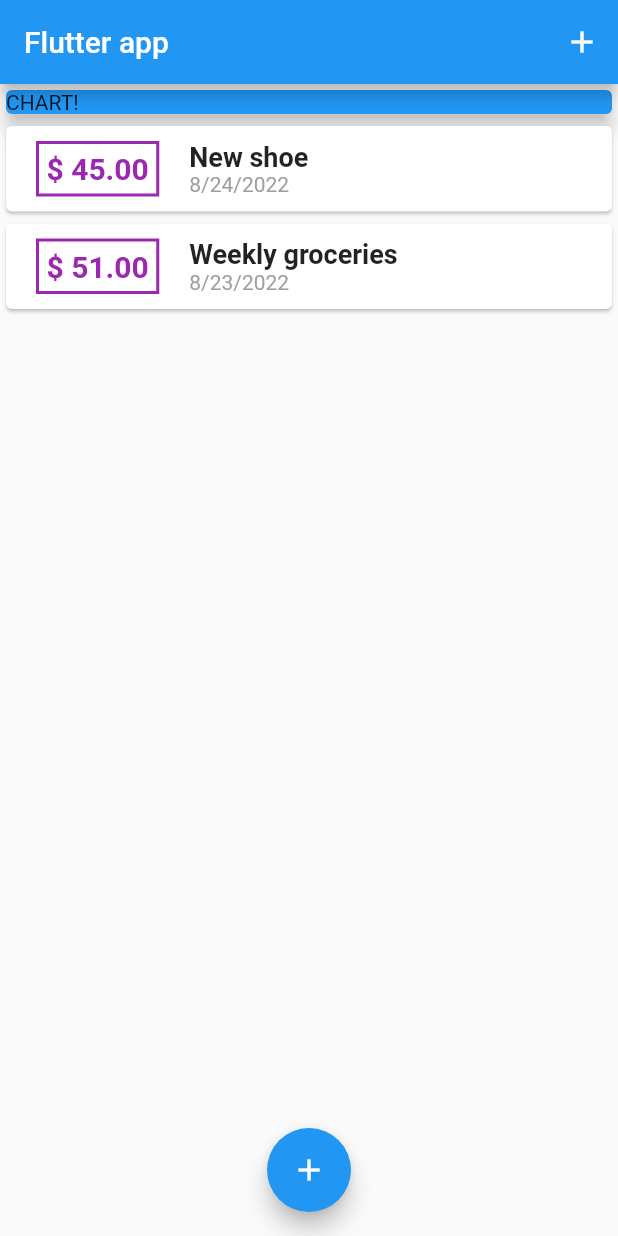
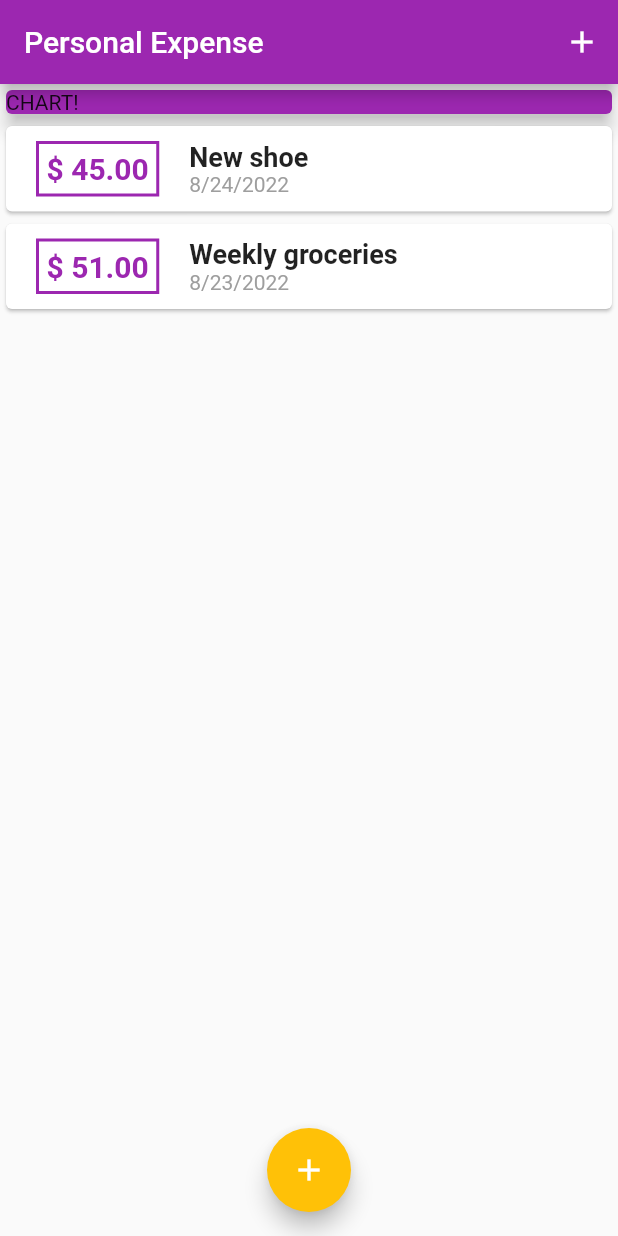
Before and after one commit to MohamedFaalil/flutter_personal_expense_tracker, a Flutter app: the screen it shows after launch, on a phone screen of 412 x 824 dp. Run offline on Flutter 3.47's test engine with Material 2 defaults, Android fonts, the phone set to English and light mode, and no system bars.

Commit message:
using theme color

```diff
--- a/lib/main.dart
+++ b/lib/main.dart
@@ -13,9 +13,10 @@ class MyApp extends StatelessWidget {
   @override
   Widget build(BuildContext context) {
     return MaterialApp(
-      title: 'Flutter Demo',
+      title: 'Personal Expense Tracker',
       theme: ThemeData(
-        primarySwatch: Colors.blue,
+        primarySwatch: Colors.purple,
+        colorScheme: ColorScheme.fromSwatch().copyWith(secondary: Colors.amber),
       ),
       home: const MyHomePage(),
     );
@@ -69,7 +70,8 @@ class _MyHomePageState extends State<MyHomePage> {
   Widget build(BuildContext context) {
     return Scaffold(
       appBar: AppBar(
-        title: const Text('Flutter app'),
+        backgroundColor: Theme.of(context).primaryColor,
+        title: const Text('Personal Expense'),
         actions: [
           IconButton(
               onPressed: () {
@@ -87,12 +89,12 @@ class _MyHomePageState extends State<MyHomePage> {
 
           // ignore: prefer_const_literals_to_create_immutables
           children: [
-            const SizedBox(
+            SizedBox(
               width: double.infinity,
               child: Card(
-                color: Colors.blue,
+                color: Theme.of(context).primaryColor,
                 elevation: 5,
-                child: Text("CHART!"),
+                child: const Text("CHART!"),
               ),
             ),
             TransactionListWidget(_userTransactions),
--- a/lib/widgets/transaction_amount.dart
+++ b/lib/widgets/transaction_amount.dart
@@ -13,17 +13,17 @@ class TransactionAmountWidget extends StatelessWidget {
       ),
       decoration: BoxDecoration(
         border: Border.all(
-          color: Colors.purple,
+          color: Theme.of(context).primaryColor,
           width: 2,
         ),
       ),
       padding: const EdgeInsets.all(5),
       child: Text(
         '\$ ${amount.toStringAsFixed(2)}',
-        style: const TextStyle(
+        style: TextStyle(
           fontSize: 20,
           fontWeight: FontWeight.bold,
-          color: Colors.purple,
+          color: Theme.of(context).primaryColor,
         ),
       ),
     );
```
